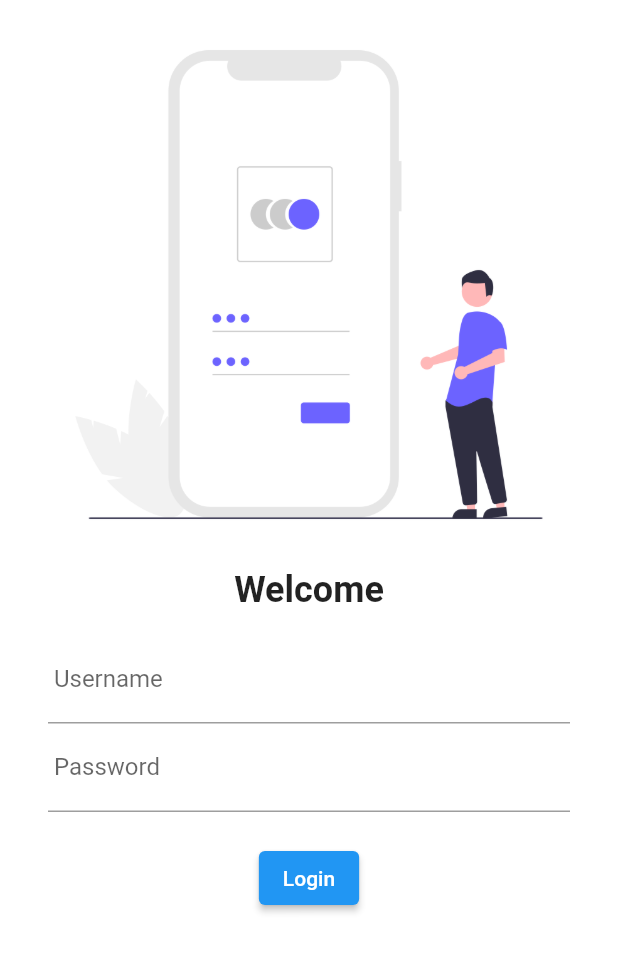
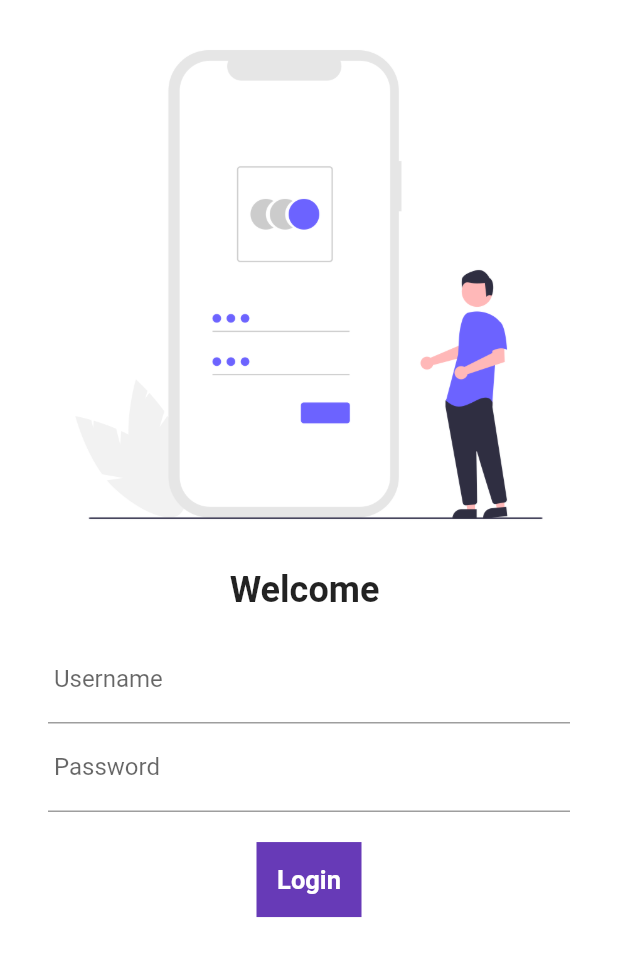
Before and after one commit to kUjjwal69/catalogApp, a Flutter app: the screen it shows after launch, on a phone screen of 412 x 824 dp. Shown: the top 956 px of the screen. Run offline on Flutter 3.47's test engine with Material 2 defaults, Android fonts, the phone set to English and light mode, and no system bars; our stand-ins replace google_fonts.

Commit message:
day6completed

```diff
--- a/lib/main.dart
+++ b/lib/main.dart
@@ -1,5 +1,6 @@
 import 'package:catalog_app_in_flutter_2023/pages/Login_page.dart';
 import 'package:catalog_app_in_flutter_2023/pages/homepage.dart';
+import 'package:catalog_app_in_flutter_2023/utils/routes.dart';
 import 'package:flutter/material.dart';
 import 'package:google_fonts/google_fonts.dart';
 
@@ -17,13 +18,15 @@
         primarySwatch: Colors.deepPurple,
         primaryTextTheme: GoogleFonts.latoTextTheme(),
       ),
+      debugShowCheckedModeBanner: false,
 
       darkTheme: ThemeData(brightness: Brightness.light),
       // initialRoute: "/home",
       routes: {
         "/": (context) => LoginPage(),
-        "/home": (context) => homePage(),
-        "/Login": (context) => LoginPage(), // it means it is a home route
+        MyRoutes.HomeRoute: (context) => homePage(),
+        MyRoutes.loginRoute: (context) => LoginPage(),
+        // it means it is a home route
       },
     );
   }
--- a/lib/pages/Login_page.dart
+++ b/lib/pages/Login_page.dart
@@ -1,6 +1,14 @@
+import 'package:catalog_app_in_flutter_2023/utils/routes.dart';
 import 'package:flutter/material.dart';
 
-class LoginPage extends StatelessWidget {
+class LoginPage extends StatefulWidget {
+  @override
+  _LoginPageState createState() => _LoginPageState();
+}
+
+class _LoginPageState extends State<LoginPage> {
+  String name = "";
+  bool changeButtuon = false;
   @override
   Widget build(BuildContext context) {
     return Material(
@@ -9,7 +17,7 @@
           children: [
             Image.asset("assets/images/login__image.png", fit: BoxFit.cover),
             Text(
-              "Welcome",
+              "Welcome $name",
               style: TextStyle(fontSize: 24, fontWeight: FontWeight.bold),
             ),
             Padding(
@@ -20,6 +28,10 @@
                   TextFormField(
                     decoration: InputDecoration(
                         hintText: "Enter Username", labelText: " Username"),
+                    onChanged: (value) {
+                      name = value;
+                      setState(() {});
+                    },
                   ),
                   TextFormField(
                     obscureText: true,
@@ -29,13 +41,46 @@
                   SizedBox(
                     height: 20.0,
                   ),
-                  ElevatedButton(
-                    child: Text("Login"),
-                    onPressed: () {
-                      print("Welcome to our app");
+                  InkWell(
+                    onTap: ()async {
+                      setState(() {
+                        changeButtuon = true;
+                      });
+                    await Future.delayed(Duration(seconds: 1));
+
+                      Navigator.pushNamed(context, MyRoutes.HomeRoute);
                     },
-                    style: TextButton.styleFrom(),
-                  )
+                    child: AnimatedContainer(
+                      duration: Duration(seconds: 1),
+                      height: 50,
+                      width: changeButtuon ? 150 : 70,
+                      alignment: Alignment.center,
+                      child: changeButtuon
+                          ? Icon(Icons.done, color: Colors.white)
+                          : Text(
+                              "Login",
+                              style: TextStyle(
+                                  color: Colors.white,
+                                  fontWeight: FontWeight.bold,
+                                  fontSize: 17),
+                            ),
+                      decoration: BoxDecoration(
+                        color: Colors.deepPurple,
+                        shape: changeButtuon
+                            ? BoxShape.circle
+                            : BoxShape.rectangle,
+                        // borderRadius:
+                        //     BorderRadius.circular(changeButtuon ? 5 : 50),
+                      ),
+                    ),
+                  ),
+                  // ElevatedButton(
+                  //   child: Text("Login"),
+                  //   style: TextButton.styleFrom(),
+                  //   onPressed: () {
+                  //     Navigator.pushNamed(context, MyRoutes.HomeRoute);
+                  //   },
+                  // )
                 ],
               ),
             ),
--- /dev/null
+++ b/lib/utils/routes.dart
@@ -0,0 +1,4 @@
+class MyRoutes {
+  static String loginRoute = "/login";
+  static String HomeRoute = "/home";
+}
```
